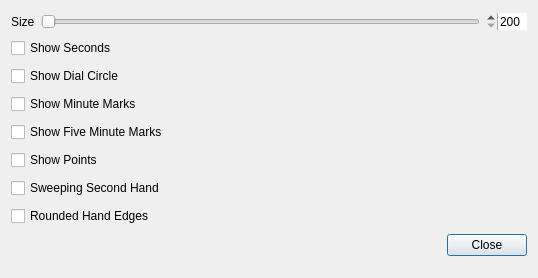
The window that dialog.ui (Samson666/samclock) describes before a commit, drawn with Qt 5.
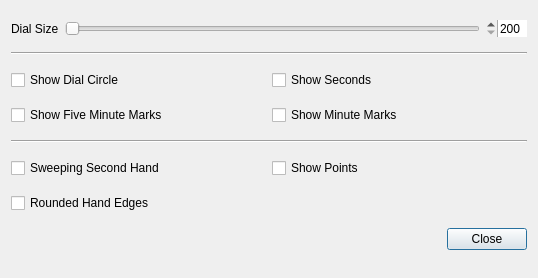
The same window after the commit.

Commit message: Some changes in Dialog and Clockhand (enums)

```diff
--- a/dialog.ui
+++ b/dialog.ui
@@ -19,7 +19,7 @@
      <item>
       <widget class="QLabel" name="label">
        <property name="text">
-        <string>Size</string>
+        <string>Dial Size</string>
        </property>
       </widget>
      </item>
@@ -67,15 +67,14 @@
     </layout>
    </item>
    <item>
-    <widget class="QCheckBox" name="checkHasSecHand">
-     <property name="autoFillBackground">
-      <bool>true</bool>
-     </property>
-     <property name="text">
-      <string>Show Seconds</string>
+    <widget class="Line" name="line">
+     <property name="orientation">
+      <enum>Qt::Orientation::Horizontal</enum>
      </property>
     </widget>
    </item>
+   <item>
+    <layout class="QHBoxLayout" name="horizontalLayout_4">
    <item>
     <widget class="QCheckBox" name="checkHasDialCircle">
      <property name="autoFillBackground">
@@ -87,15 +86,19 @@
     </widget>
    </item>
    <item>
-    <widget class="QCheckBox" name="checkHasMinuteMarks">
+      <widget class="QCheckBox" name="checkHasSecHand">
      <property name="autoFillBackground">
       <bool>true</bool>
      </property>
      <property name="text">
-      <string>Show Minute Marks</string>
+        <string>Show Seconds</string>
      </property>
     </widget>
    </item>
+    </layout>
+   </item>
+   <item>
+    <layout class="QHBoxLayout" name="horizontalLayout_5">
    <item>
     <widget class="QCheckBox" name="checkHasFiveMinuteMarks">
      <property name="autoFillBackground">
@@ -107,15 +110,26 @@
     </widget>
    </item>
    <item>
-    <widget class="QCheckBox" name="checkHasPoints">
+      <widget class="QCheckBox" name="checkHasMinuteMarks">
      <property name="autoFillBackground">
       <bool>true</bool>
      </property>
      <property name="text">
-      <string>Show Points</string>
+        <string>Show Minute Marks</string>
      </property>
     </widget>
    </item>
+    </layout>
+   </item>
+   <item>
+    <widget class="Line" name="line_2">
+     <property name="orientation">
+      <enum>Qt::Orientation::Horizontal</enum>
+     </property>
+    </widget>
+   </item>
+   <item>
+    <layout class="QHBoxLayout" name="horizontalLayout_6">
    <item>
     <widget class="QCheckBox" name="checkHasSweepingSecondHand">
      <property name="autoFillBackground">
@@ -127,6 +141,20 @@
     </widget>
    </item>
    <item>
+      <widget class="QCheckBox" name="checkHasPoints">
+       <property name="autoFillBackground">
+        <bool>true</bool>
+       </property>
+       <property name="text">
+        <string>Show Points</string>
+       </property>
+      </widget>
+     </item>
+    </layout>
+   </item>
+   <item>
+    <layout class="QHBoxLayout" name="horizontalLayout_7">
+     <item>
     <widget class="QCheckBox" name="checkHasRoundedHandEdges">
      <property name="autoFillBackground">
       <bool>true</bool>
@@ -135,6 +163,8 @@
       <string>Rounded Hand Edges</string>
      </property>
     </widget>
+     </item>
+    </layout>
    </item>
    <item>
     <widget class="QDialogButtonBox" name="buttonBox">
```
Lines whose indentation alone changed are shown as unchanged. The commit also changes 4 other files.
